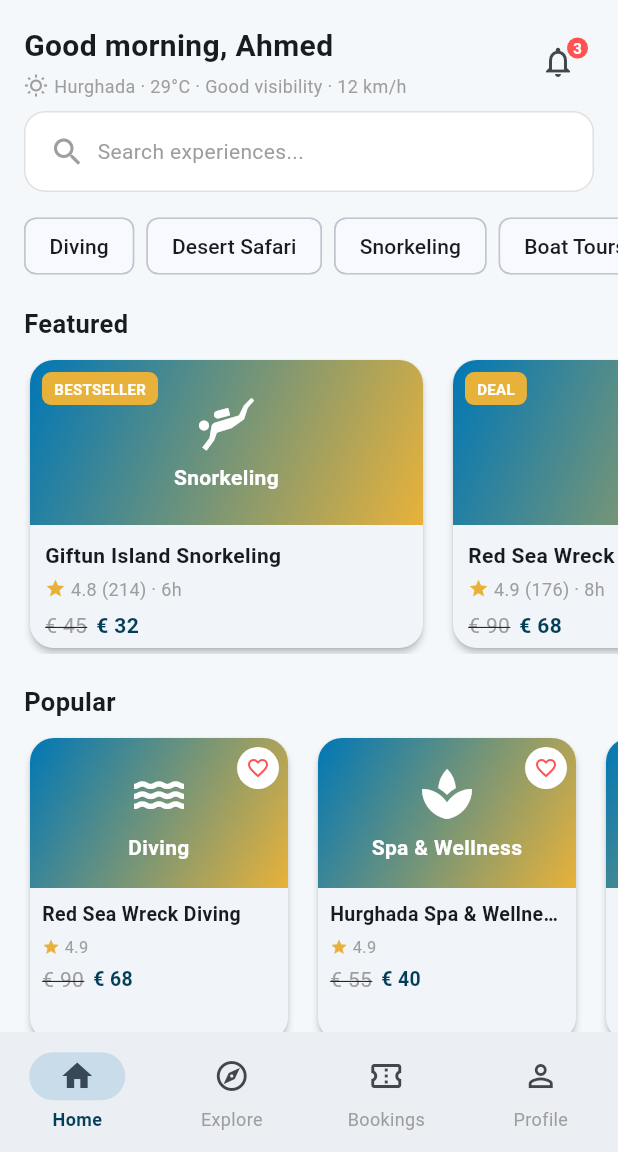
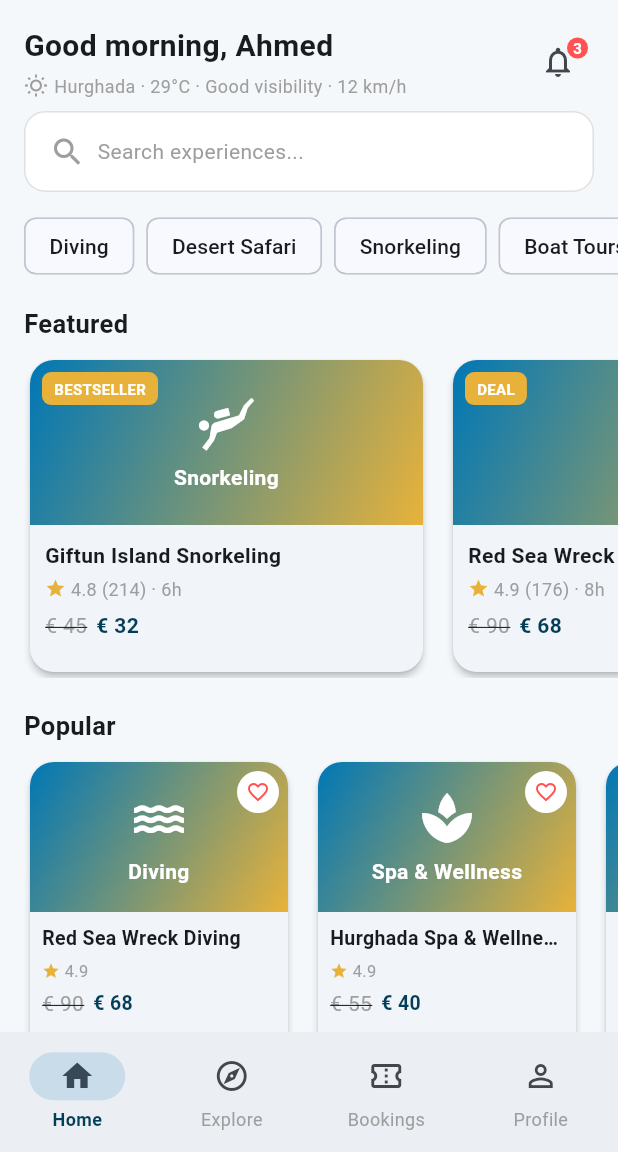
Before and after one commit to MohamedAbdElwahabOka/rihla_demo, a Flutter app: the screen it shows after launch, on a phone screen of 412 x 824 dp, the part 84-1236 px from its top. Run offline on Flutter 3.47's test engine with Material 3 defaults, Android fonts, the phone set to English and light mode, and no system bars.

Commit message:
adjust height of featured section in Home screen

```diff
--- a/lib/screens/home_screen.dart
+++ b/lib/screens/home_screen.dart
@@ -134,7 +134,7 @@ class _HomeScreenState extends State<HomeScreen> {
           const SizedBox(height: 20),
           _SectionHeader(title: l10n.featured),
           SizedBox(
-            height: 200,
+            height: 216,
             child: ListView.separated(
               padding: const EdgeInsets.symmetric(horizontal: 16),
               scrollDirection: Axis.horizontal,
```
